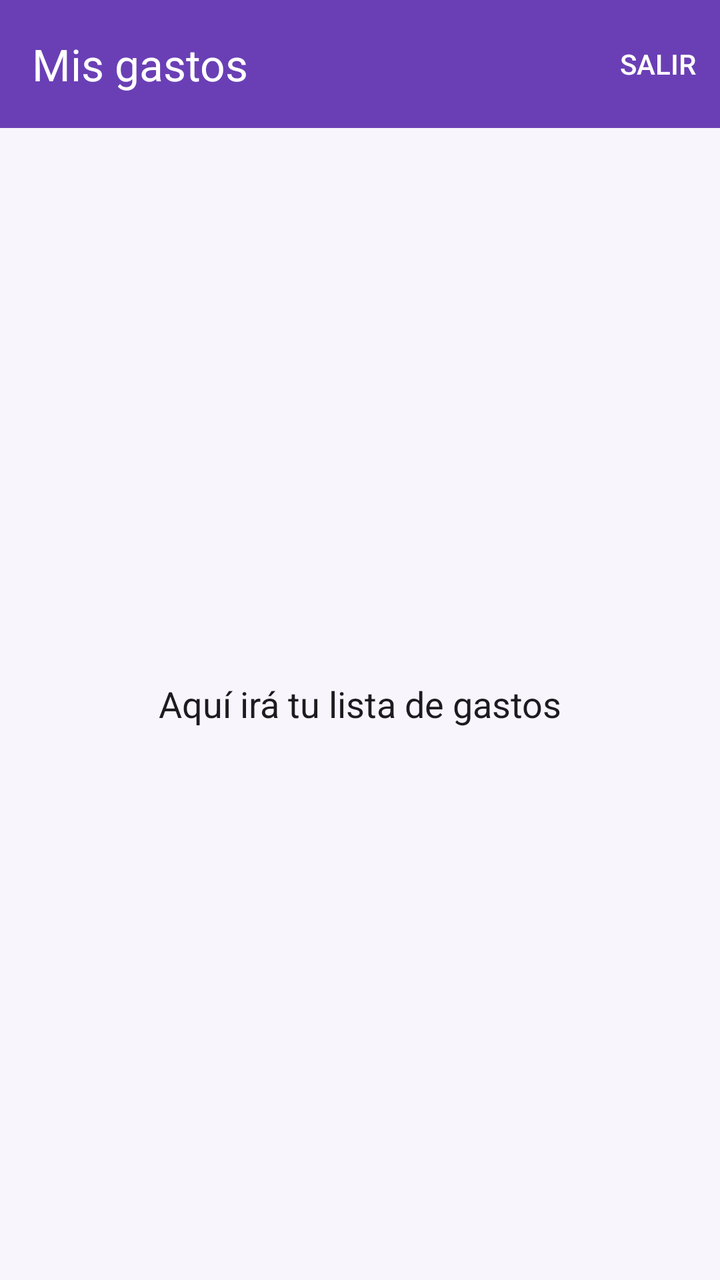
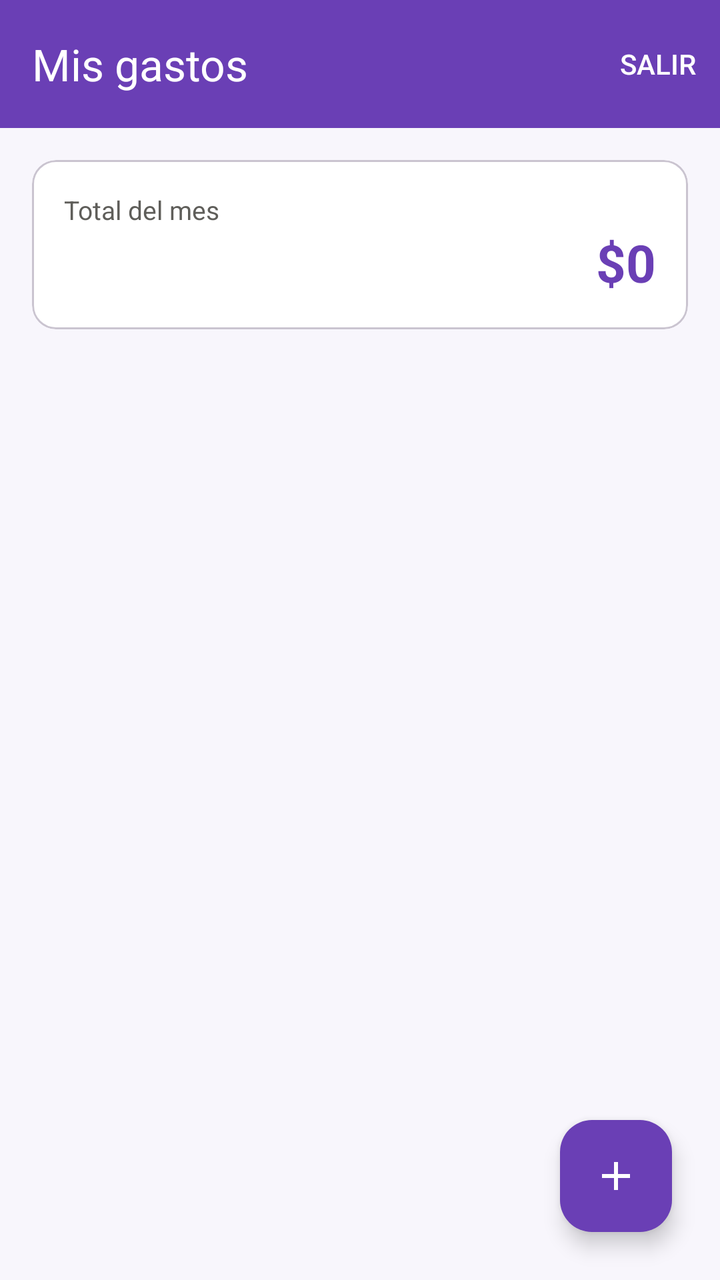

Compare the two renders of this Android layout. The source of the first and the diff that turns it into the second are given below.
<!-- AndroidManifest.xml: application theme Theme.Nova -->
<!-- res/layout/fragment_lista_gastos.xml -->
<?xml version="1.0" encoding="utf-8"?>
<LinearLayout xmlns:android="http://schemas.android.com/apk/res/android"
    xmlns:app="http://schemas.android.com/apk/res-auto"
    android:layout_width="match_parent"
    android:layout_height="match_parent"
    android:background="@color/fondo_nova"
    android:orientation="vertical">

    
    <com.google.android.material.appbar.MaterialToolbar
        android:id="@+id/barra_superior"
        android:layout_width="match_parent"
        android:layout_height="?attr/actionBarSize"
        android:background="@color/morado_principal"
        android:theme="@style/ThemeOverlay.Material3.Dark.ActionBar"
        app:menu="@menu/menu_lista"
        app:title="Mis gastos"
        app:titleTextColor="@android:color/white" />

    
    <TextView
        android:layout_width="match_parent"
        android:layout_height="0dp"
        android:layout_weight="1"
        android:gravity="center"
        android:text="Aquí irá tu lista de gastos"
        android:textColor="@color/texto_nova"
        android:textSize="18sp" />

</LinearLayout>
<!-- resources referenced by this layout -->
<resources>
  <color name="fondo_nova">#F8F6FC</color>
  <color name="morado_principal">#6A3FB5</color>
  <color name="texto_nova">#1D1B20</color>
  <style name="Theme.Nova" parent="Base.Theme.Nova" />
  <style name="Base.Theme.Nova" parent="Theme.Material3.DayNight.NoActionBar">
          
          
      </style>
</resources>

<!-- the commit's change to res/layout/fragment_lista_gastos.xml (unified diff, before → after) -->
@@ -17,14 +17,102 @@
         app:title="Mis gastos"
         app:titleTextColor="@android:color/white" />
 
-    
-    <TextView
+    <FrameLayout
         android:layout_width="match_parent"
         android:layout_height="0dp"
-        android:layout_weight="1"
-        android:gravity="center"
-        android:text="Aquí irá tu lista de gastos"
-        android:textColor="@color/texto_nova"
-        android:textSize="18sp" />
+        android:layout_weight="1">
 
+        <LinearLayout
+            android:layout_width="match_parent"
+            android:layout_height="match_parent"
+            android:orientation="vertical"
+            android:paddingStart="16dp"
+            android:paddingTop="16dp"
+            android:paddingEnd="16dp">
+
+            
+            <com.google.android.material.card.MaterialCardView
+                android:layout_width="match_parent"
+                android:layout_height="wrap_content"
+                android:layout_marginBottom="16dp"
+                app:cardBackgroundColor="@android:color/white"
+                app:cardCornerRadius="12dp"
+                app:cardElevation="0dp">
+
+                <LinearLayout
+                    android:layout_width="match_parent"
+                    android:layout_height="wrap_content"
+                    android:orientation="vertical"
+                    android:padding="16dp">
+
+                    <TextView
+                        android:layout_width="wrap_content"
+                        android:layout_height="wrap_content"
+                        android:text="Total del mes"
+                        android:textColor="#5F5E5A"
+                        android:textSize="13sp" />
+
+                    <TextView
+                        android:id="@+id/texto_total"
+                        android:layout_width="match_parent"
+                        android:layout_height="wrap_content"
+                        android:gravity="end"
+                        android:text="$0"
+                        android:textColor="@color/morado_principal"
+                        android:textSize="26sp"
+                        android:textStyle="bold" />
+                </LinearLayout>
+            </com.google.android.material.card.MaterialCardView>
+
+            
+            <androidx.recyclerview.widget.RecyclerView
+                android:id="@+id/lista_gastos"
+                android:layout_width="match_parent"
+                android:layout_height="match_parent"
+                android:clipToPadding="false"
+                android:paddingBottom="96dp"
+                app:layoutManager="androidx.recyclerview.widget.LinearLayoutManager" />
+        </LinearLayout>
+
+        
+        <LinearLayout
+            android:id="@+id/estado_vacio"
+            android:layout_width="match_parent"
+            android:layout_height="wrap_content"
+            android:layout_gravity="center"
+            android:gravity="center"
+            android:orientation="vertical"
+            android:padding="32dp"
+            android:visibility="gone">
+
+            <TextView
+                android:layout_width="wrap_content"
+                android:layout_height="wrap_content"
+                android:text="Aún no tienes gastos registrados"
+                android:textColor="@color/texto_nova"
+                android:textSize="17sp"
+                android:textStyle="bold" />
+
+            <TextView
+                android:layout_width="wrap_content"
+                android:layout_height="wrap_content"
+                android:layout_marginTop="6dp"
+                android:text="Toca + para agregar el primero"
+                android:textColor="#5F5E5A"
+                android:textSize="14sp" />
+        </LinearLayout>
+
+        
+        <com.google.android.material.floatingactionbutton.FloatingActionButton
+            android:id="@+id/boton_agregar"
+            android:layout_width="wrap_content"
+            android:layout_height="wrap_content"
+            android:layout_gravity="bottom|end"
+            android:layout_margin="24dp"
+            android:contentDescription="Agregar gasto"
+            android:src="@drawable/ic_agregar"
+            app:backgroundTint="@color/morado_principal"
+            app:tint="@android:color/white" />
+
+    </FrameLayout>
 </LinearLayout>
<!-- resource entries referenced after the edit -->
@@ -3,6 +3,12 @@
   <color name="fondo_nova">#F8F6FC</color>
   <color name="morado_principal">#6A3FB5</color>
   <color name="texto_nova">#1D1B20</color>
+  <!-- drawable ic_agregar (drawable) -->
+  <vector xmlns:android="http://schemas.android.com/apk/res/android" android:height="24dp" android:tint="#000000" android:viewportHeight="24" android:viewportWidth="24" android:width="24dp">
+        
+      <path android:fillColor="@android:color/white" android:pathData="M19,13h-6v6h-2v-6H5v-2h6V5h2v6h6v2z"/>
+      
+  </vector>
   <style name="Theme.Nova" parent="Base.Theme.Nova" />
   <style name="Base.Theme.Nova" parent="Theme.Material3.DayNight.NoActionBar">
           
